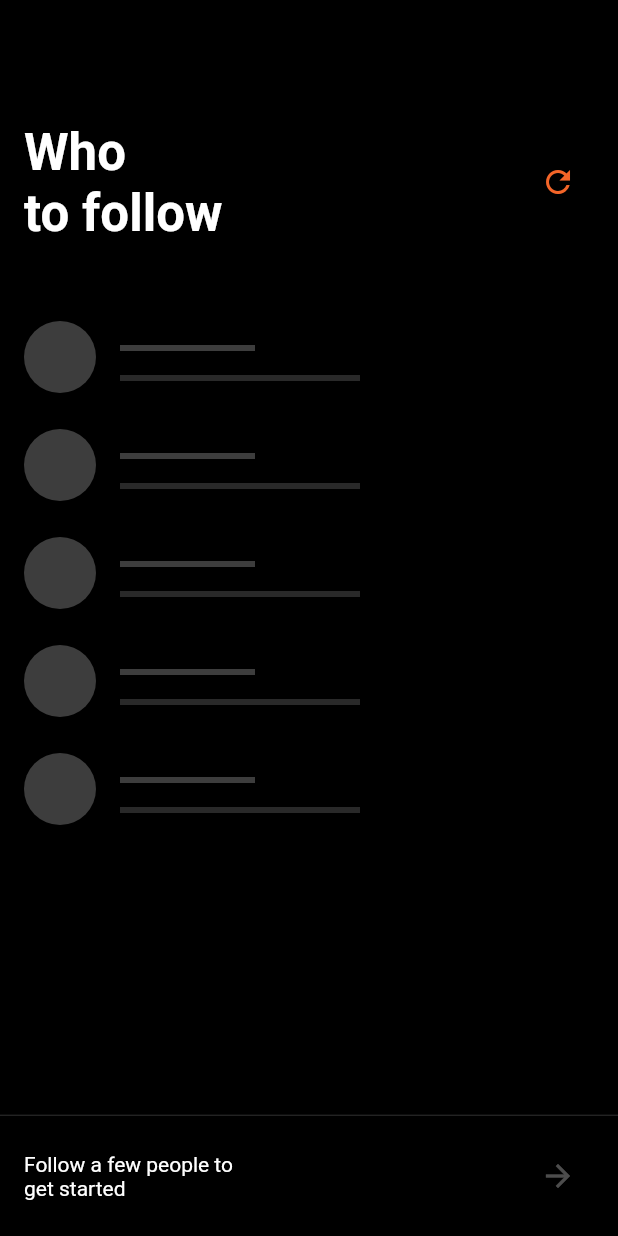
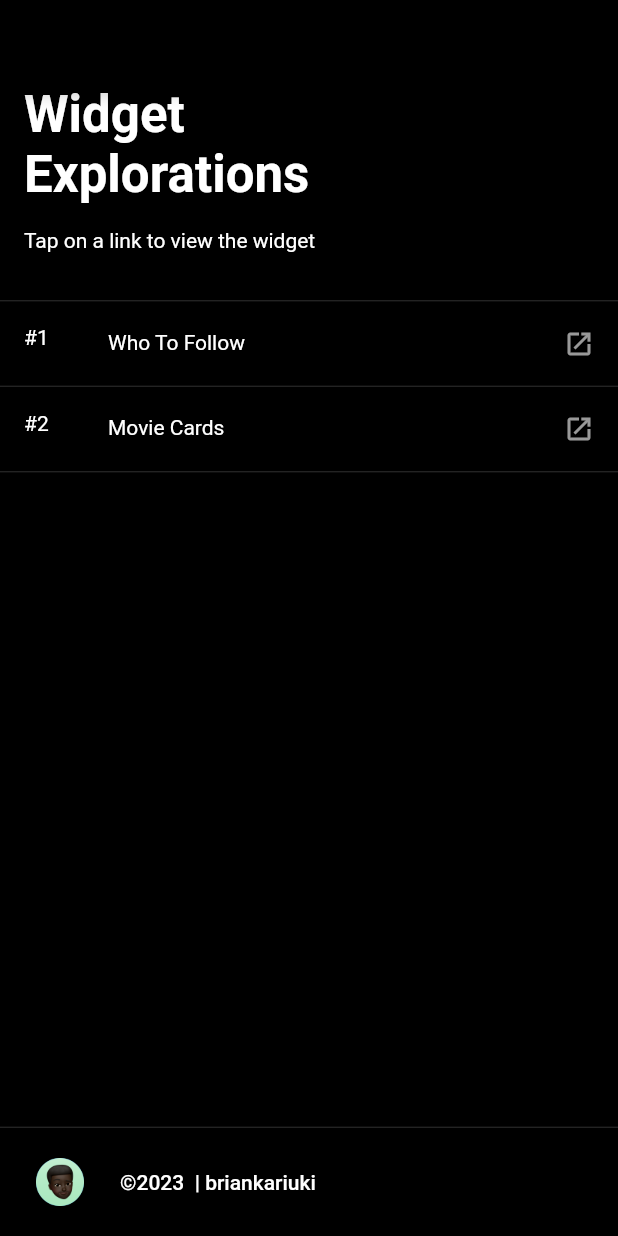
Before and after one commit to briankariuki/flutter-widget-explorations, a Flutter app: the screen it shows after launch, on a phone screen of 412 x 824 dp. Run offline on Flutter 3.47's test engine with Material 2 defaults, Android fonts, the phone set to English and light mode, and no system bars; our stand-ins replace cached_network_image, rxdart, stream_transform.

Commit message:
Add home splash image

```diff
--- /dev/null
+++ b/lib/assets.dart
@@ -0,0 +1,5 @@
+class Assets {
+  static const String _images = 'assets/images/';
+
+  static const String brianImage = '${_images}briankariuki.jpeg';
+}
--- /dev/null
+++ b/lib/home/home_page.dart
@@ -0,0 +1,123 @@
+import 'package:flutter/material.dart';
+import 'package:flutter_reactive_programming/assets.dart';
+import 'package:flutter_reactive_programming/routes/routes.dart';
+
+class HomePage extends StatelessWidget {
+  static const String routeName = '/';
+  const HomePage({super.key});
+
+  @override
+  Widget build(BuildContext context) {
+    return Scaffold(
+      backgroundColor: Colors.black,
+      appBar: AppBar(
+        backgroundColor: Colors.black,
+      ),
+      body: SafeArea(
+        child: Column(
+          crossAxisAlignment: CrossAxisAlignment.stretch,
+          children: [
+            Padding(
+              padding: const EdgeInsets.symmetric(horizontal: 16.0),
+              child: Column(
+                crossAxisAlignment: CrossAxisAlignment.start,
+                children: [
+                  Text(
+                    'Widget \nExplorations',
+                    style: Theme.of(context).textTheme.headlineMedium!.copyWith(
+                          color: Colors.white,
+                          fontWeight: FontWeight.w700,
+                        ),
+                  ),
+                  const SizedBox(
+                    height: 16.0,
+                  ),
+                  Text(
+                    'Tap on a link to view the widget',
+                    style: Theme.of(context).textTheme.bodyMedium!.copyWith(color: Colors.white),
+                  ),
+                ],
+              ),
+            ),
+            const SizedBox(
+              height: 32.0,
+            ),
+            Expanded(
+              child: ListView.builder(
+                itemCount: routes.length,
+                itemBuilder: (BuildContext context, int index) {
+                  final route = routes[index];
+                  return Material(
+                    color: Colors.transparent,
+                    child: Column(
+                      children: [
+                        if (index == 0)
+                          Divider(
+                            height: 1.0,
+                            thickness: 0.8,
+                            color: Colors.white.withOpacity(0.16),
+                          ),
+                        ListTile(
+                          onTap: () => Navigator.of(context).push(
+                            MaterialPageRoute<void>(
+                              builder: (BuildContext context) => route.widget,
+                            ),
+                          ),
+                          leading: Text(
+                            "#${index + 1}",
+                            style: Theme.of(context).textTheme.bodyMedium!.copyWith(color: Colors.white),
+                          ),
+                          title: Text(
+                            route.title,
+                            style: Theme.of(context).textTheme.bodyMedium!.copyWith(
+                                  color: Colors.white,
+                                  height: 1.0,
+                                ),
+                          ),
+                          trailing: const Icon(
+                            size: 20.0,
+                            Icons.open_in_new,
+                            color: Colors.white60,
+                          ),
+                        ),
+                        Divider(
+                          height: 1.0,
+                          thickness: 0.8,
+                          color: Colors.white.withOpacity(0.16),
+                        ),
+                      ],
+                    ),
+                  );
+                },
+              ),
+            ),
+            Divider(
+              height: 1.0,
+              thickness: 0.8,
+              color: Colors.white.withOpacity(0.16),
+            ),
+            Padding(
+              padding: const EdgeInsets.symmetric(horizontal: 8.0, vertical: 8.0),
+              child: Material(
+                color: Colors.transparent,
+                child: ListTile(
+                  onTap: () => {},
+                  leading: CircleAvatar(
+                    radius: 16.0,
+                    child: Image.asset(
+                      Assets.brianImage,
+                    ),
+                  ),
+                  title: Text(
+                    '©${DateTime.now().year}  | briankariuki',
+                    style: Theme.of(context).textTheme.bodyLarge!.copyWith(color: Colors.white),
+                  ),
+                ),
+              ),
+            )
+          ],
+        ),
+      ),
+    );
+  }
+}
--- a/lib/main.dart
+++ b/lib/main.dart
@@ -1,5 +1,5 @@
 import 'package:flutter/material.dart';
-import 'package:flutter_reactive_programming/who_to_follow/who_to_follow_widget.dart';
+import 'package:flutter_reactive_programming/home/home_page.dart';
 
 void main() {
   runApp(const MyApp());
@@ -17,7 +17,7 @@ class MyApp extends StatelessWidget {
       theme: ThemeData(
         primarySwatch: Colors.blue,
       ),
-      home: const WhoToFollowWidget(),
+      home: const HomePage(),
     );
   }
 }
--- /dev/null
+++ b/lib/movie_cards/movie_cards_page.dart
@@ -0,0 +1,12 @@
+import 'package:flutter/src/widgets/framework.dart';
+import 'package:flutter/src/widgets/placeholder.dart';
+
+class MovieCardsPage extends StatelessWidget {
+  static const String routeName = '/movie-cards';
+  const MovieCardsPage({super.key});
+
+  @override
+  Widget build(BuildContext context) {
+    return const Placeholder();
+  }
+}
--- /dev/null
+++ b/lib/routes/routes.dart
@@ -0,0 +1,28 @@
+import 'package:flutter/material.dart';
+import 'package:flutter_reactive_programming/movie_cards/movie_cards_page.dart';
+import 'package:flutter_reactive_programming/who_to_follow/who_to_follow_widget.dart';
+
+final routes = <PageRoute>[
+  PageRoute(
+    routeName: WhoToFollowWidget.routeName,
+    title: 'Who To Follow',
+    widget: const WhoToFollowWidget(),
+  ),
+  PageRoute(
+    routeName: MovieCardsPage.routeName,
+    title: 'Movie Cards',
+    widget: const MovieCardsPage(),
+  ),
+];
+
+class PageRoute {
+  final String routeName;
+  final String title;
+  final Widget widget;
+
+  PageRoute({
+    required this.routeName,
+    required this.title,
+    required this.widget,
+  });
+}
```
Also changed, not shown: lib/who_to_follow/who_to_follow_widget.dart (+13 -0 lines), lib/who_to_follow/widgets/custom_bottom_sheet.dart (added, +62 -0 lines), pubspec.yaml (+2 -64 lines), assets/images/briankariuki.jpeg (added), 1 other file.
